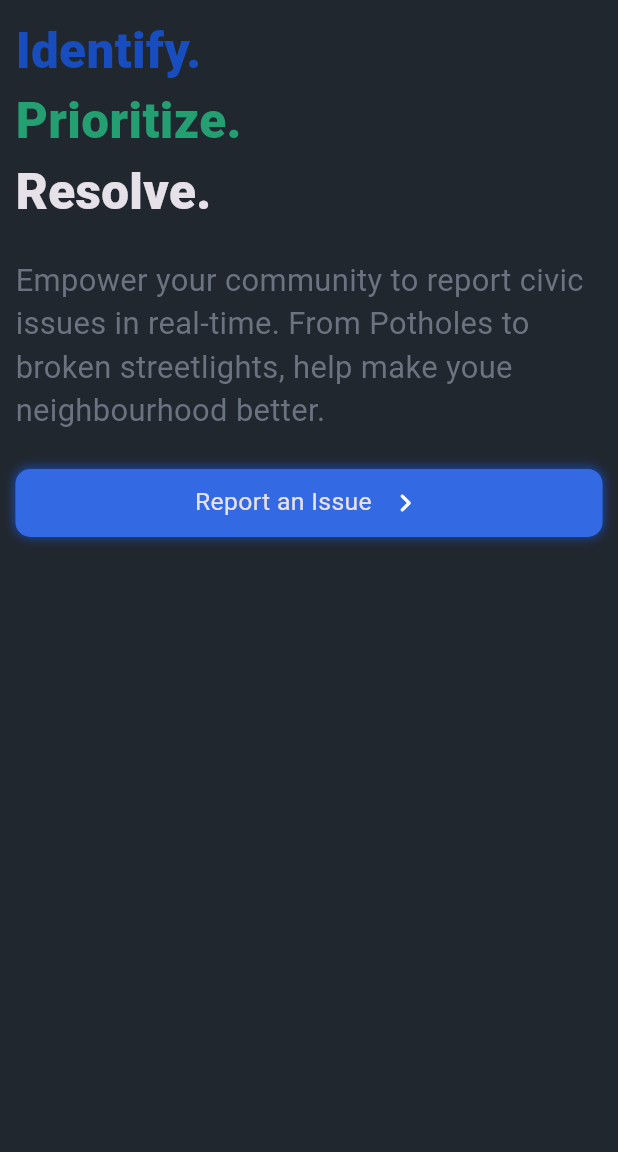
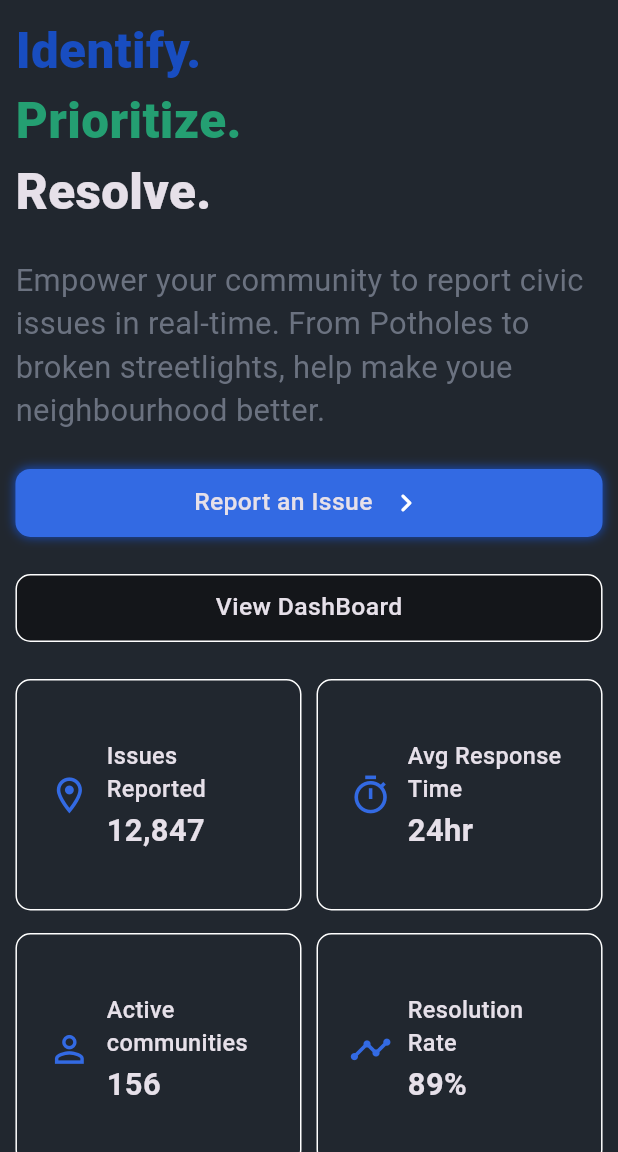
Before and after one commit to aryan-madhavi/SIH25031, a Flutter app: the HomePage screen opened directly, after a tap on the "dark mode" icon, on a phone screen of 412 x 824 dp, the part 84-1236 px from its top. Run offline on Flutter 3.47's test engine with Material 3 defaults, Android fonts, the phone set to English and light mode, and no system bars; our stand-ins replace firebase_core, flutter_riverpod; accounts and stored records are empty.

Commit message:
HomePage completed, File Upload UI and State Management Remaining

```diff
--- a/lib/Core/Constants/color_constants.dart
+++ b/lib/Core/Constants/color_constants.dart
@@ -9,7 +9,7 @@ class ColorConstants {
   static const blackColor = Color(0xFF1D2025);
   static const lightThemeborderColor = Color(0xFF6B7280);
   static const darkGreyColor = Color(0xFF6B7280);
-  static const lightBackgroundColor = Color(0xFFFFFFFF);
+  static const lightBackgroundColor = Color(0xFFededed);
   static const whiteColor = Color(0xFFFFFFFF);
   static const lightShadowColor = Color(0xffD7DADA);
 
--- a/lib/Core/Constants/string_constants.dart
+++ b/lib/Core/Constants/string_constants.dart
@@ -8,11 +8,16 @@ class StringConstants {
       "Empower your community to report civic issues in real-time. From Potholes to broken streetlights, help make youe neighbourhood better.";
   static const reportButtonText = "Report an Issue";
   static const viewDashBoard = "View DashBoard";
-
+  static const reportIssuePageSubtitle =
+      "Help improve your community by reporting civic issues. Your reports make a difference.";
   static const issuesReported = "Issues Reported";
   static const avgResponseTime = "Avg Response Time";
   static const activeCommunity = "Active communities";
   static const resolutionRate = "Resolution Rate";
+  static const submitNewReportTitle = "Submit New Report";
+  static const submitNewReportSubTitle =
+      "Provide details about the civic issue you'd like to report";
 
-
+  static const photoEvidence = "Photo Evidence";
+  static const clickToUploadOrDrag = "Click to upload or drag and drop";
 }
--- /dev/null
+++ b/lib/Core/Theme/helper/theme_helper.dart
@@ -0,0 +1,25 @@
+import 'dart:ui';
+
+import 'package:civic_reporter/Core/Constants/color_constants.dart';
+import 'package:flutter/material.dart';
+
+class ThemeHelper {
+
+  static Color ButtonBackground(ThemeMode mode) {
+    return mode == ThemeMode.light
+        ? ColorConstants.whiteColor
+        : ColorConstants.darkInputFillColor;
+  }
+
+  static Color buttonBorder(ThemeMode mode) {
+    return mode == ThemeMode.light
+        ? ColorConstants.blackColor
+        : ColorConstants.whiteColor;
+  }
+
+  static Color textColor(ThemeMode mode) {
+    return mode == ThemeMode.light
+        ? ColorConstants.blackColor
+        : ColorConstants.whiteColor;
+  }
+}
--- a/lib/Core/widgets/appbar_widget.dart
+++ b/lib/Core/widgets/appbar_widget.dart
@@ -25,7 +25,8 @@ class AppbarWidget extends ConsumerWidget implements PreferredSizeWidget {
 
 
     return AppBar(
-      elevation: 5,
+      backgroundColor: Colors.transparent,
+      elevation: 2,
       //*title
       title: Text(
         StringConstants.CivicReporter,
--- /dev/null
+++ b/lib/Core/widgets/primary_button_widget.dart
@@ -0,0 +1,49 @@
+import 'package:civic_reporter/Core/Constants/color_constants.dart';
+import 'package:civic_reporter/Core/Theme/helper/theme_helper.dart';
+import 'package:civic_reporter/Core/Theme/riverpod/theme_provider.dart';
+import 'package:civic_reporter/Core/services/responsive_service.dart';
+import 'package:flutter/material.dart';
+import 'package:flutter_riverpod/flutter_riverpod.dart';
+
+class PrimaryButtonWidget extends ConsumerWidget {
+  final String? buttonLabel;
+  final IconData? buttonIcon;
+  final VoidCallback buttonOnPress;
+  const PrimaryButtonWidget({
+    super.key,
+    this.buttonLabel,
+    this.buttonIcon,
+    required this.buttonOnPress,
+  });
+
+  @override
+  Widget build(BuildContext context, WidgetRef ref) {
+    final currentTheme = ref.watch(themeProvider);
+
+    return GestureDetector(
+      onTap: buttonOnPress,
+      child: Container(
+        width: double.infinity,
+        height: ResponsiveService.h(0.055),
+        decoration: BoxDecoration(
+          color: ThemeHelper.ButtonBackground(currentTheme),
+          borderRadius: BorderRadius.circular(10),
+          border: Border.all(
+            width: 1,
+            color: ThemeHelper.buttonBorder(currentTheme),
+          ),
+        ),
+
+        child: Center(
+          child: Text(
+            buttonLabel ?? "",
+            style: TextStyle(
+              fontSize: ResponsiveService.fs(0.040),
+              fontWeight: FontWeight.w500,
+            ),
+          ),
+        ),
+      ),
+    );
+  }
+}
--- a/lib/Core/widgets/common_button_widget.dart
+++ b/lib/Core/widgets/secondary_button_widget.dart
@@ -3,11 +3,11 @@ import 'package:civic_reporter/Core/Constants/color_constants.dart';
 import 'package:civic_reporter/Core/services/responsive_service.dart';
 import 'package:flutter/material.dart';
 
-class CommonButtonWidget extends StatelessWidget {
+class SecondaryButtonWidget extends StatelessWidget {
   final String? buttonLabel;
   final IconData? buttonIcon;
   final VoidCallback buttonOnPress;
-  const CommonButtonWidget({
+  const SecondaryButtonWidget({
     super.key,
     this.buttonLabel,
     this.buttonIcon,
@@ -40,7 +40,7 @@ class CommonButtonWidget extends StatelessWidget {
               buttonLabel ?? '',
               style: TextStyle(
                 fontSize: ResponsiveService.fs(0.040),
-                fontWeight: FontWeight.w400,
+                fontWeight: FontWeight.w500,
               ),
             ),
             SizedBox(width: ResponsiveService.w(0.025)),
--- a/lib/main.dart
+++ b/lib/main.dart
@@ -1,7 +1,8 @@
 import 'package:civic_reporter/Core/Theme/dark_theme.dart';
 import 'package:civic_reporter/Core/Theme/light_theme.dart';
 import 'package:civic_reporter/Core/Theme/riverpod/theme_provider.dart';
-import 'package:civic_reporter/presentation/home/home_page.dart';
+import 'package:civic_reporter/presentation/IssueReportingPage/Screens/issue_reporting_screen.dart';
+import 'package:civic_reporter/presentation/home/screens/home_page.dart';
 import 'package:flutter/material.dart';
 import 'package:flutter_riverpod/flutter_riverpod.dart';
 
@@ -23,7 +24,7 @@ class MyApp extends StatelessWidget {
           theme: lightThemeData,
           darkTheme: darkThemeData,
           debugShowCheckedModeBanner: false,
-          home: HomePage(),
+          home: IssueReportingScreen(),
           themeMode: themeMode,
         );
       },
--- /dev/null
+++ b/lib/presentation/IssueReportingPage/Screens/issue_reporting_screen.dart
@@ -0,0 +1,37 @@
+import 'package:civic_reporter/Core/Constants/color_constants.dart';
+import 'package:civic_reporter/Core/Constants/string_constants.dart';
+import 'package:civic_reporter/Core/services/responsive_service.dart';
+import 'package:civic_reporter/Core/widgets/appbar_widget.dart';
+import 'package:civic_reporter/presentation/IssueReportingPage/widgets/submit_report_form.dart';
+import 'package:flutter/material.dart';
+
+class IssueReportingScreen extends StatelessWidget {
+  const IssueReportingScreen({super.key});
+
+  @override
+  Widget build(BuildContext context) {
+    return Scaffold(
+      appBar: AppbarWidget(),
+      body: SingleChildScrollView(
+        child: Padding(
+          padding: EdgeInsets.all(ResponsiveService.w(0.025)),
+          child: Column(
+            crossAxisAlignment: CrossAxisAlignment.start,
+            children: [
+              //*title
+              Text(
+                StringConstants.reportButtonText,
+                style: TextStyle(color: ColorConstants.primaryColorDark),
+              ),
+              //*subtitle
+              Text(StringConstants.reportIssuePageSubtitle, style: TextStyle()),
+
+              //*report widget
+              SubmitReportForm(),
+            ],
+          ),
+        ),
+      ),
+    );
+  }
+}
--- /dev/null
+++ b/lib/presentation/IssueReportingPage/widgets/submit_report_form.dart
@@ -0,0 +1,223 @@
+import 'package:civic_reporter/Core/Constants/string_constants.dart';
+import 'package:civic_reporter/Core/services/responsive_service.dart';
+import 'package:flutter/material.dart';
+
+class SubmitReportForm extends StatefulWidget {
+  const SubmitReportForm({super.key});
+
+  @override
+  State<SubmitReportForm> createState() => _SubmitReportFormState();
+}
+
+class _SubmitReportFormState extends State<SubmitReportForm> {
+  final TextEditingController descriptionController = TextEditingController();
+  final TextEditingController locationController = TextEditingController();
+
+  String? selectedCategory;
+  String urgency = "Low";
+
+  final List<String> categories = [
+    "Road Issue",
+    "Garbage",
+    "Street Light",
+    "Water Supply",
+    "Other",
+  ];
+
+  @override
+  Widget build(BuildContext context) {
+    return SingleChildScrollView(
+      padding: const EdgeInsets.all(16.0),
+      child: Column(
+        crossAxisAlignment: CrossAxisAlignment.start,
+        children: [
+          // Title
+           Text(
+            StringConstants.submitNewReportTitle,
+            style: TextStyle(fontSize: ResponsiveService.h(0.1), fontWeight: FontWeight.w700),
+          ),
+          const SizedBox(height: 4),
+          const Text(
+            "Provide details about the civic issue you'd like to report",
+            style: TextStyle(color: Colors.grey),
+          ),
+          const SizedBox(height: 20),
+
+          // Photo Upload
+          Text("Photo Evidence", style: TextStyle()),
+          const SizedBox(height: 8),
+          GestureDetector(
+            onTap: () {
+              // TODO: implement file picker
+            },
+            child: DottedBorderBox(),
+          ),
+          const SizedBox(height: 20),
+
+          // Category
+          Text("Category", style: TextStyle()),
+          const SizedBox(height: 8),
+          DropdownButtonFormField<String>(
+            value: selectedCategory,
+            decoration: InputDecoration(
+              border: OutlineInputBorder(
+                borderRadius: BorderRadius.circular(8),
+              ),
+            ),
+            hint: const Text("Select issue category"),
+            items: categories
+                .map((e) => DropdownMenuItem(value: e, child: Text(e)))
+                .toList(),
+            onChanged: (val) {
+              setState(() {
+                selectedCategory = val;
+              });
+            },
+          ),
+          const SizedBox(height: 20),
+
+          // Description
+          Text("Description", style: TextStyle()),
+          const SizedBox(height: 8),
+          TextField(
+            controller: descriptionController,
+            maxLines: 3,
+            decoration: InputDecoration(
+              hintText: "Describe the issue in detail...",
+              border: OutlineInputBorder(
+                borderRadius: BorderRadius.circular(8),
+              ),
+            ),
+          ),
+          const SizedBox(height: 20),
+
+          // Location
+          Text("Location"),
+          const SizedBox(height: 8),
+          Row(
+            children: [
+              Expanded(
+                child: TextField(
+                  controller: locationController,
+                  decoration: InputDecoration(
+                    hintText: "Enter address or intersection",
+                    border: OutlineInputBorder(
+                      borderRadius: BorderRadius.circular(8),
+                    ),
+                  ),
+                ),
+              ),
+              const SizedBox(width: 8),
+              IconButton(
+                icon: const Icon(Icons.location_on),
+                onPressed: () {
+                  // TODO: get current location
+                },
+              ),
+            ],
+          ),
+          const SizedBox(height: 20),
+
+          // Urgency Level
+          Text("Urgency Level", style: TextStyle()),
+          const SizedBox(height: 8),
+          Row(
+            children: [
+              urgencyButton("Low", Colors.green),
+              const SizedBox(width: 8),
+              urgencyButton("Medium", Colors.orange),
+              const SizedBox(width: 8),
+              urgencyButton("High", Colors.red),
+            ],
+          ),
+          const SizedBox(height: 24),
+
+          // Submit Button
+          SizedBox(
+            width: double.infinity,
+            child: ElevatedButton.icon(
+              style: ElevatedButton.styleFrom(
+                padding: const EdgeInsets.symmetric(vertical: 14),
+                shape: RoundedRectangleBorder(
+                  borderRadius: BorderRadius.circular(8),
+                ),
+              ),
+              icon: const Icon(Icons.check_circle_outline),
+              label: const Text(
+                "Submit Report",
+                style: TextStyle(fontSize: 16),
+              ),
+              onPressed: () {
+                // TODO: handle submit logic
+              },
+            ),
+          ),
+        ],
+      ),
+    );
+  }
+
+  Widget urgencyButton(String label, Color color) {
+    return Expanded(
+      child: GestureDetector(
+        onTap: () {
+          setState(() {
+            urgency = label;
+          });
+        },
+        child: Container(
+          padding: const EdgeInsets.symmetric(vertical: 12),
+          decoration: BoxDecoration(
+            borderRadius: BorderRadius.circular(8),
+            color: urgency == label ? color.withOpacity(0.2) : Colors.grey[900],
+            border: Border.all(
+              color: urgency == label ? color : Colors.grey.shade700,
+            ),
+          ),
+          child: Column(
+            children: [
+              Icon(Icons.warning, color: color),
+              const SizedBox(height: 4),
+              Text(label, style: TextStyle(color: color)),
+            ],
+          ),
+        ),
+      ),
+    );
+  }
+}
+
+// Custom Dashed Box for photo upload
+class DottedBorderBox extends StatelessWidget {
+  @override
+  Widget build(BuildContext context) {
+    return Container(
+      height: 120,
+      width: double.infinity,
+      decoration: BoxDecoration(
+        border: Border.all(
+          color: Colors.grey,
+          style: BorderStyle.solid,
+          width: 1,
+        ),
+        borderRadius: BorderRadius.circular(8),
+      ),
+      child: Center(
+        child: Column(
+          mainAxisAlignment: MainAxisAlignment.center,
+          children: [
+            Icon(Icons.camera_alt, size: 40, color: Colors.grey),
+            SizedBox(height: 8),
+            Text("Click to upload or drag and drop"),
+            SizedBox(height: 8),
+            ElevatedButton.icon(
+              icon: Icon(Icons.upload_file),
+              label: Text("Choose File"),
+              onPressed: null, // TODO: add upload action
+            ),
+          ],
+        ),
+      ),
+    );
+  }
+}
--- a/lib/presentation/home/home_page.dart
+++ /dev/null
@@ -1,75 +0,0 @@
-import 'package:civic_reporter/Core/Constants/color_constants.dart';
-import 'package:civic_reporter/Core/Constants/string_constants.dart';
-import 'package:civic_reporter/Core/services/responsive_service.dart';
-import 'package:civic_reporter/Core/widgets/appbar_widget.dart';
-import 'package:civic_reporter/Core/widgets/common_button_widget.dart';
-import 'package:flutter/material.dart';
-
-class HomePage extends StatefulWidget {
-  const HomePage({super.key});
-
-  @override
-  State<HomePage> createState() => _HomePageState();
-}
-
-class _HomePageState extends State<HomePage> {
-  @override
-  Widget build(BuildContext context) {
-    ResponsiveService.init(context);
-
-    return Scaffold(
-      appBar: AppbarWidget(),
-      body: Padding(
-        padding: EdgeInsets.all(ResponsiveService.w(0.025)),
-        child: Column(
-          crossAxisAlignment: CrossAxisAlignment.start,
-          children: [
-            Text(
-              StringConstants.Identify,
-              style: TextStyle(
-                fontSize: ResponsiveService.fs(0.08),
-                color: ColorConstants.primaryColorDark,
-                fontWeight: FontWeight.w800,
-              ),
-            ),
-            Text(
-              StringConstants.Prioritize,
-              style: TextStyle(
-                fontSize: ResponsiveService.fs(0.08),
-                color: ColorConstants.greenColor,
-                fontWeight: FontWeight.w800,
-              ),
-            ),
-            Text(
-              StringConstants.Resolve,
-              style: TextStyle(
-                fontSize: ResponsiveService.fs(0.08),
-
-                fontWeight: FontWeight.w800,
-              ),
-            ),
-            SizedBox(height: ResponsiveService.h(0.025)),
-            Text(
-              StringConstants.AppDiscription,
-              style: TextStyle(
-                fontSize: ResponsiveService.fs(0.05),
-                color: ColorConstants.darkGreyColor,
-                fontWeight: FontWeight.w400,
-              ),
-            ),
-
-            SizedBox(height: ResponsiveService.h(0.03)),
-
-            CommonButtonWidget(
-              buttonOnPress: () {
-                //TODO navigate to report Page
-              },
-              buttonLabel: StringConstants.reportButtonText,
-              buttonIcon: Icons.keyboard_arrow_right_rounded,
-            ),
-          ],
-        ),
-      ),
-    );
-  }
-}
--- /dev/null
+++ b/lib/presentation/home/screens/home_page.dart
@@ -0,0 +1,97 @@
+import 'package:civic_reporter/Core/Constants/color_constants.dart';
+import 'package:civic_reporter/Core/Constants/string_constants.dart';
+import 'package:civic_reporter/Core/services/responsive_service.dart';
+import 'package:civic_reporter/Core/widgets/appbar_widget.dart';
+import 'package:civic_reporter/Core/widgets/primary_button_widget.dart';
+import 'package:civic_reporter/Core/widgets/secondary_button_widget.dart';
+import 'package:civic_reporter/presentation/IssueReportingPage/Screens/issue_reporting_screen.dart';
+import 'package:civic_reporter/presentation/home/widgets/home_report_information.dart';
+import 'package:flutter/material.dart';
+
+class HomePage extends StatefulWidget {
+  const HomePage({super.key});
+
+  @override
+  State<HomePage> createState() => _HomePageState();
+}
+
+class _HomePageState extends State<HomePage> {
+  @override
+  Widget build(BuildContext context) {
+    ResponsiveService.init(context);
+
+    return Scaffold(
+      appBar: AppbarWidget(),
+      body: SingleChildScrollView(
+        child: Padding(
+          padding: EdgeInsets.all(ResponsiveService.w(0.025)),
+          child: Column(
+            crossAxisAlignment: CrossAxisAlignment.start,
+            children: [
+              Text(
+                StringConstants.Identify,
+                style: TextStyle(
+                  fontSize: ResponsiveService.fs(0.08),
+                  color: ColorConstants.primaryColorDark,
+                  fontWeight: FontWeight.w800,
+                ),
+              ),
+              Text(
+                StringConstants.Prioritize,
+                style: TextStyle(
+                  fontSize: ResponsiveService.fs(0.08),
+                  color: ColorConstants.greenColor,
+                  fontWeight: FontWeight.w800,
+                ),
+              ),
+              Text(
+                StringConstants.Resolve,
+                style: TextStyle(
+                  fontSize: ResponsiveService.fs(0.08),
+
+                  fontWeight: FontWeight.w800,
+                ),
+              ),
+              SizedBox(height: ResponsiveService.h(0.025)),
+              Text(
+                StringConstants.AppDiscription,
+                style: TextStyle(
+                  fontSize: ResponsiveService.fs(0.05),
+                  color: ColorConstants.darkGreyColor,
+                  fontWeight: FontWeight.w400,
+                ),
+              ),
+
+              SizedBox(height: ResponsiveService.h(0.03)),
+
+              SecondaryButtonWidget(
+                buttonOnPress: () {
+                  //TODO navigate to report Page
+                  Navigator.push(
+                    context,
+                    MaterialPageRoute(
+                      builder: (context) => IssueReportingScreen(),
+                    ),
+                  );
+                },
+                buttonLabel: StringConstants.reportButtonText,
+                buttonIcon: Icons.keyboard_arrow_right_rounded,
+              ),
+
+              SizedBox(height: ResponsiveService.h(0.03)),
+
+              PrimaryButtonWidget(
+                buttonOnPress: () {},
+                buttonLabel: "View DashBoard",
+              ),
+
+              SizedBox(height: ResponsiveService.h(0.03)),
+
+              HomeReportInformation(),
+            ],
+          ),
+        ),
+      ),
+    );
+  }
+}
--- a/lib/presentation/home/widgets/dark_button_widget.dart
+++ /dev/null
@@ -1,21 +0,0 @@
-
-import 'package:flutter/material.dart';
-
-class DarkButtonWidget extends StatelessWidget {
-  final String? buttonLabel;
-  final IconData? buttonIcon;
-  final VoidCallback buttonOnPress;
-  const DarkButtonWidget({
-    super.key,
-    this.buttonLabel,
-    this.buttonIcon,
-    required this.buttonOnPress,
-  });
-
-  @override
-  Widget build(BuildContext context) {
-    return TextButton(onPressed: () {}, style: ButtonStyle(
-
-    ), child: Text(""));
-  }
-}
--- /dev/null
+++ b/lib/presentation/home/widgets/home_report_information.dart
@@ -0,0 +1,51 @@
+import 'package:civic_reporter/Core/Constants/string_constants.dart';
+import 'package:civic_reporter/Core/services/responsive_service.dart';
+import 'package:civic_reporter/presentation/home/widgets/home_report_widget.dart';
+import 'package:flutter/material.dart';
+
+class HomeReportInformation extends StatelessWidget {
+  const HomeReportInformation({super.key});
+
+  @override
+  Widget build(BuildContext context) {
+    final List HomeReportList = [
+      {
+        'icon': Icons.location_on_outlined,
+        'title': StringConstants.issuesReported,
+        'subtitle': "12,847",
+      },
+      {
+        'icon': Icons.timer_outlined,
+        'title': StringConstants.avgResponseTime,
+        'subtitle': "24hr",
+      },
+      {
+        'icon': Icons.person_outline_outlined,
+        'title': StringConstants.activeCommunity,
+        'subtitle': "156",
+      },
+      {
+        'icon': Icons.timeline_outlined,
+        'title': StringConstants.resolutionRate,
+        'subtitle': "89%",
+      },
+    ];
+
+    return GridView.builder(
+      shrinkWrap: true,
+      physics: NeverScrollableScrollPhysics(),
+      gridDelegate: SliverGridDelegateWithFixedCrossAxisCount(
+        crossAxisCount: 2, // 2 items per row
+        mainAxisSpacing: 15.0, // vertical space between items
+        crossAxisSpacing: 10.0, // horizontal space between items
+        childAspectRatio: ResponsiveService.w(0.003), // width : height ratio
+      ),
+      itemBuilder: (BuildContext context, int index) {
+        final item = HomeReportList[index];
+
+        return HomeReportWidget(item['icon'], item['title'], item['subtitle']);
+      },
+      itemCount: HomeReportList.length,
+    );
+  }
+}
--- /dev/null
+++ b/lib/presentation/home/widgets/home_report_widget.dart
@@ -0,0 +1,72 @@
+import 'package:civic_reporter/Core/Constants/color_constants.dart';
+import 'package:civic_reporter/Core/Theme/helper/theme_helper.dart';
+import 'package:civic_reporter/Core/Theme/riverpod/theme_provider.dart';
+import 'package:civic_reporter/Core/services/responsive_service.dart';
+import 'package:flutter/material.dart';
+import 'package:flutter_riverpod/flutter_riverpod.dart';
+
+class HomeReportWidget extends ConsumerWidget {
+  final IconData? icon;
+  final String? title;
+  final String? subtitle;
+  const HomeReportWidget(this.icon, this.title, this.subtitle, {super.key});
+
+  @override
+  Widget build(BuildContext context, WidgetRef ref) {
+    final currentTheme = ref.watch(themeProvider);
+
+    return Container(
+      padding: EdgeInsets.all(ResponsiveService.w(0.05)),
+      decoration: BoxDecoration(
+        borderRadius: BorderRadius.circular(10),
+        border: Border.all(
+          width: 1,
+          color: ThemeHelper.buttonBorder(currentTheme),
+        ),
+        //color: ThemeHelper.ButtonBackground(currentTheme),
+      ),
+      child: Row(
+        crossAxisAlignment: CrossAxisAlignment.center,
+        children: [
+          //* Icon
+          Icon(icon, color: ColorConstants.primaryColorLight, size: ResponsiveService.w(0.07),),
+
+          SizedBox(width: ResponsiveService.w(0.025)),
+
+          //* Text content
+          Expanded(
+            child: Column(
+              mainAxisAlignment: MainAxisAlignment.center,
+              crossAxisAlignment: CrossAxisAlignment.start,
+              children: [
+                /// Title
+                Text(
+                  title ?? "NA",
+                  maxLines: 2,
+                  overflow: TextOverflow.ellipsis,
+                  style: TextStyle(
+                    fontSize: ResponsiveService.fs(0.038),
+                    fontWeight: FontWeight.w500,
+                  ),
+                ),
+
+                SizedBox(height: ResponsiveService.h(0.003)),
+
+                /// Subtitle
+                Text(
+                  subtitle ?? "NA",
+                  maxLines: 1,
+                  overflow: TextOverflow.ellipsis,
+                  style: TextStyle(
+                    fontSize: ResponsiveService.fs(0.05),
+                    fontWeight: FontWeight.w700,
+                  ),
+                ),
+              ],
+            ),
+          ),
+        ],
+      ),
+    );
+  }
+}
```
Also changed, not shown: lib/Core/widgets/bottom_nav_bar_widget.dart (added), 1 other file.
